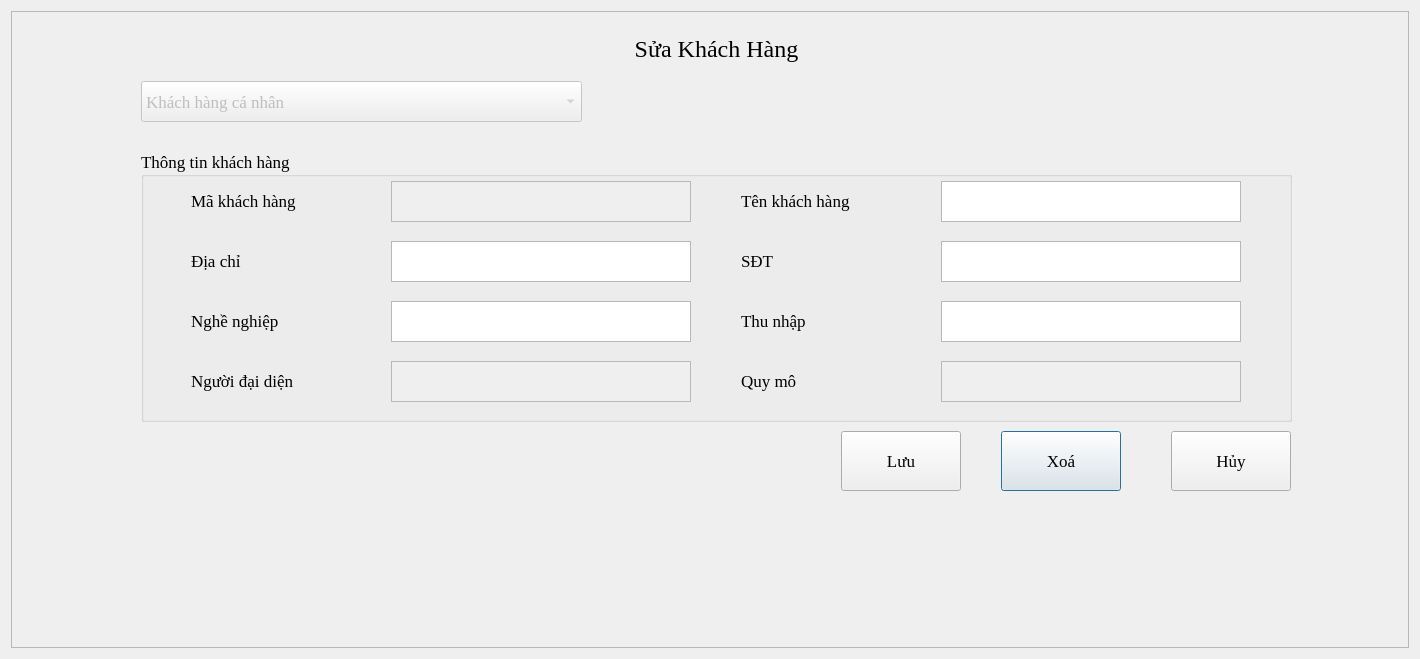
This is UI/SuaKhachHang.ui in hoanghlt/quanlynganhang as Qt 5 draws it before an edit. The edited form follows.
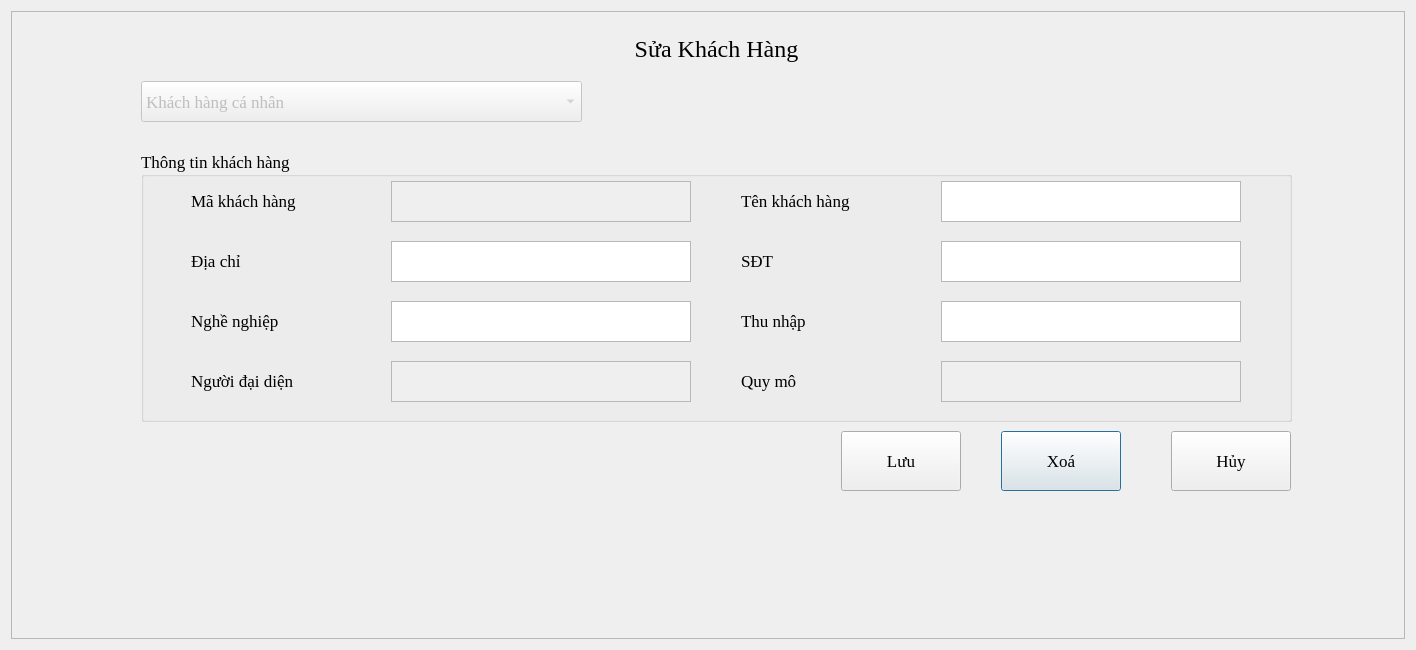
This is the edited form.

Diff of the .ui file:
```diff
--- a/UI/SuaKhachHang.ui
+++ b/UI/SuaKhachHang.ui
@@ -6,8 +6,8 @@
    <rect>
     <x>0</x>
     <y>0</y>
-    <width>1420</width>
-    <height>659</height>
+    <width>1416</width>
+    <height>650</height>
    </rect>
   </property>
   <property name="font">
```
Left out of the diff: 24 changed lines with no effect on the pictures.
